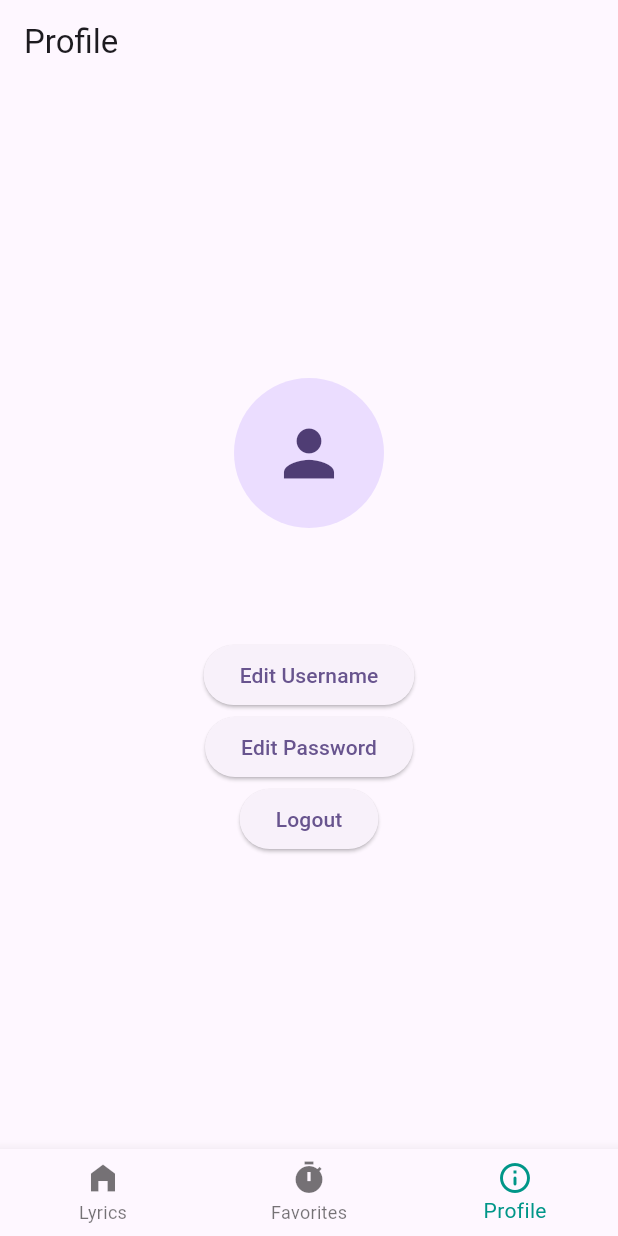
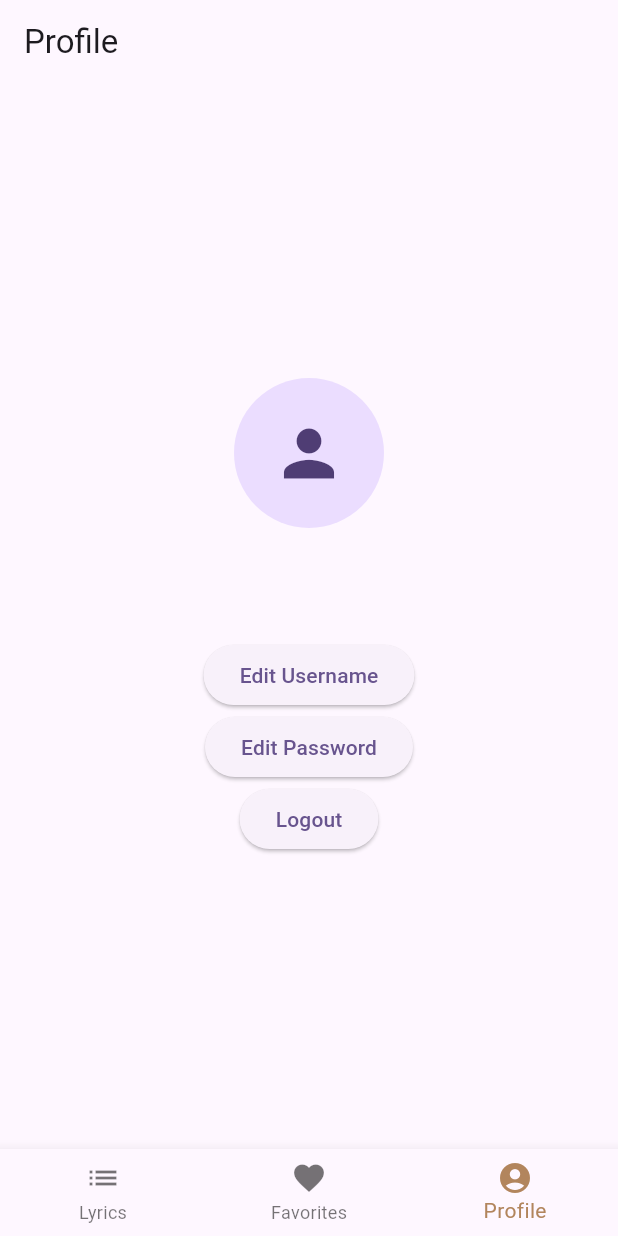
Before and after one commit to AdityaDwiputraSubroto/song_lyrics_app, a Flutter app: the BottomNavbar screen opened directly, item 3 of the bottom bar chosen, on a phone screen of 412 x 824 dp. Run offline on Flutter 3.47's test engine with Material 3 defaults, Android fonts, the light colour scheme and no system bars; our stand-ins replace image_picker, shared_preferences, sqflite; accounts and stored records are empty.

Commit message:
update view bottom navbar

```diff
--- a/lib/views/bottom_navbar.dart
+++ b/lib/views/bottom_navbar.dart
@@ -33,20 +33,20 @@ class _BottomNavbarState extends State<BottomNavbar> {
       bottomNavigationBar: BottomNavigationBar(
         items: const <BottomNavigationBarItem>[
           BottomNavigationBarItem(
-            icon: Icon(Icons.home_filled),
+            icon: Icon(Icons.list),
             label: 'Lyrics',
           ),
           BottomNavigationBarItem(
-            icon: Icon(Icons.timer),
+            icon: Icon(Icons.favorite),
             label: 'Favorites',
           ),
           BottomNavigationBarItem(
-            icon: Icon(Icons.info_outline_rounded),
+            icon: Icon(Icons.account_circle_sharp),
             label: 'Profile',
           ),
         ],
         currentIndex: _selectedIndex,
-        selectedItemColor: Colors.teal,
+        selectedItemColor: const Color(0xFFb2855d),
         onTap: _onItemTapped,
       ),
     );
```
